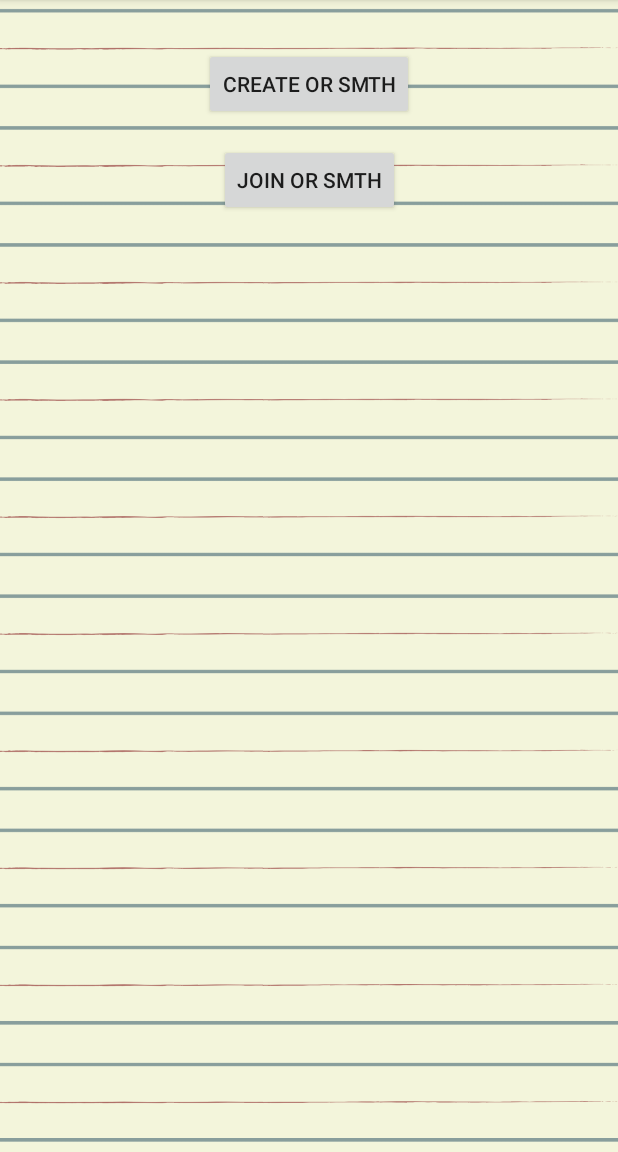
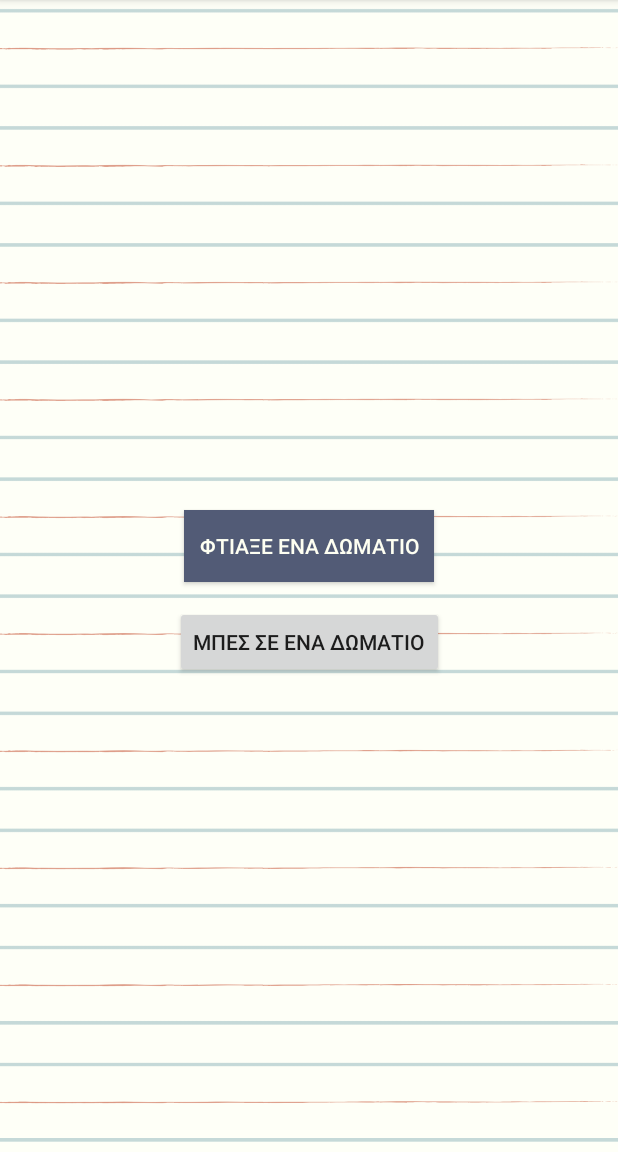
Before and after one commit to sgkevreki/OnomaZwoPragma, an Android app: the HostOrJoinRoomActivity screen opened directly, with no data from a screen before it, on a phone screen of 412 x 824 dp, the part 84-1236 px from its top. Run offline under Robolectric (Android 15) with nearby library versions, the phone set to English and light mode, and no system bars.

Commit message:
Syncing with laptop

```diff
--- a/app/build.gradle
+++ b/app/build.gradle
@@ -34,5 +34,6 @@ dependencies {
     testImplementation 'junit:junit:4.12'
     androidTestImplementation 'androidx.test.ext:junit:1.1.2'
     androidTestImplementation 'androidx.test.espresso:espresso-core:3.3.0'
+    implementation 'com.google.android.material:material:1.2.1'
 
 }
--- a/app/src/main/res/layout/activity_game.xml
+++ b/app/src/main/res/layout/activity_game.xml
@@ -4,7 +4,7 @@
     xmlns:tools="http://schemas.android.com/tools"
     android:layout_width="match_parent"
     android:layout_height="match_parent"
-    android:background="@drawable/lines_background"
+    android:background="@drawable/lines_dark"
     tools:context=".GameActivity">
 
     <androidx.recyclerview.widget.RecyclerView
--- a/app/src/main/res/layout/activity_host_or_join_room.xml
+++ b/app/src/main/res/layout/activity_host_or_join_room.xml
@@ -4,15 +4,18 @@
     xmlns:tools="http://schemas.android.com/tools"
     android:layout_width="match_parent"
     android:layout_height="match_parent"
-    android:background="@drawable/lines_background_dark"
+    android:background="@drawable/lines_background"
     tools:context=".HostOrJoinRoomActivity">
 
     <Button
         android:id="@+id/button1"
         android:layout_width="wrap_content"
         android:layout_height="wrap_content"
-        android:layout_marginTop="32dp"
-        android:text="Create or Smth"
+        android:layout_marginTop="340dp"
+        android:background="#525b76"
+        android:padding="10dp"
+        android:text="ΦΤΙΑΞΕ ΕΝΑ ΔΩΜΑΤΙΟ"
+        android:textColor="#FEFFF2"
         app:layout_constraintEnd_toEndOf="parent"
         app:layout_constraintStart_toStartOf="parent"
         app:layout_constraintTop_toTopOf="parent" />
@@ -22,7 +25,7 @@
         android:layout_width="wrap_content"
         android:layout_height="wrap_content"
         android:layout_marginTop="16dp"
-        android:text="Join or Smth"
+        android:text="ΜΠΕΣ ΣΕ ΕΝΑ ΔΩΜΑΤΙΟ"
         app:layout_constraintEnd_toEndOf="@+id/button1"
         app:layout_constraintStart_toStartOf="@+id/button1"
         app:layout_constraintTop_toBottomOf="@+id/button1" />
```
Also changed, not shown: app/src/main/res/drawable/lines_dark.png (added).
